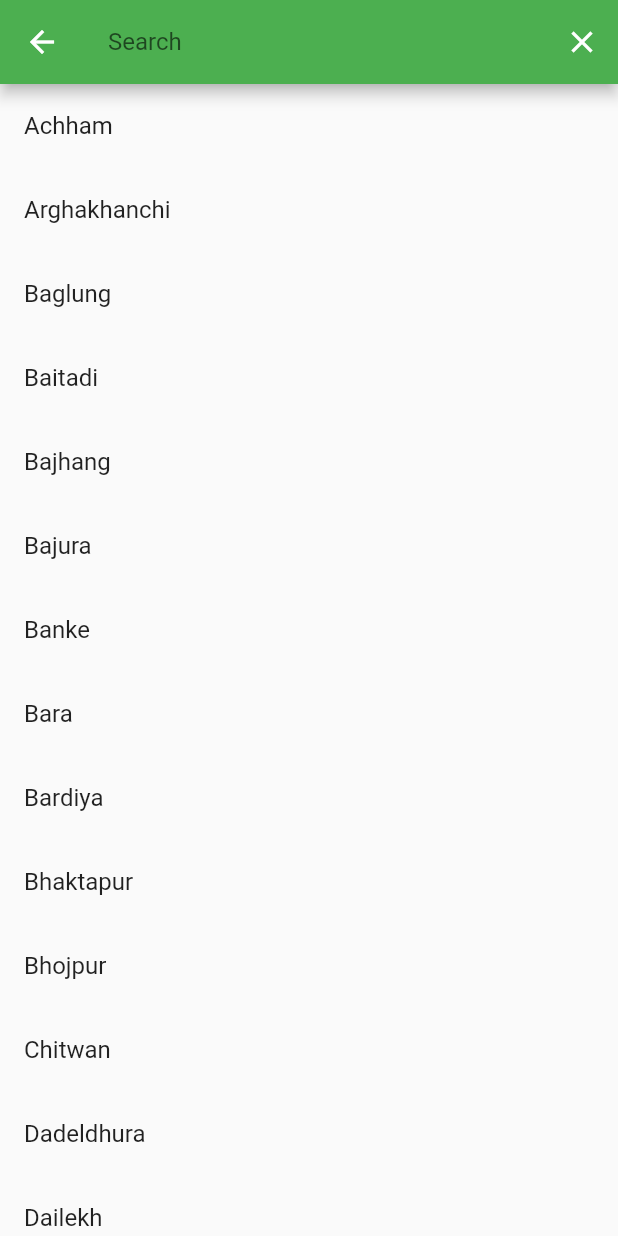
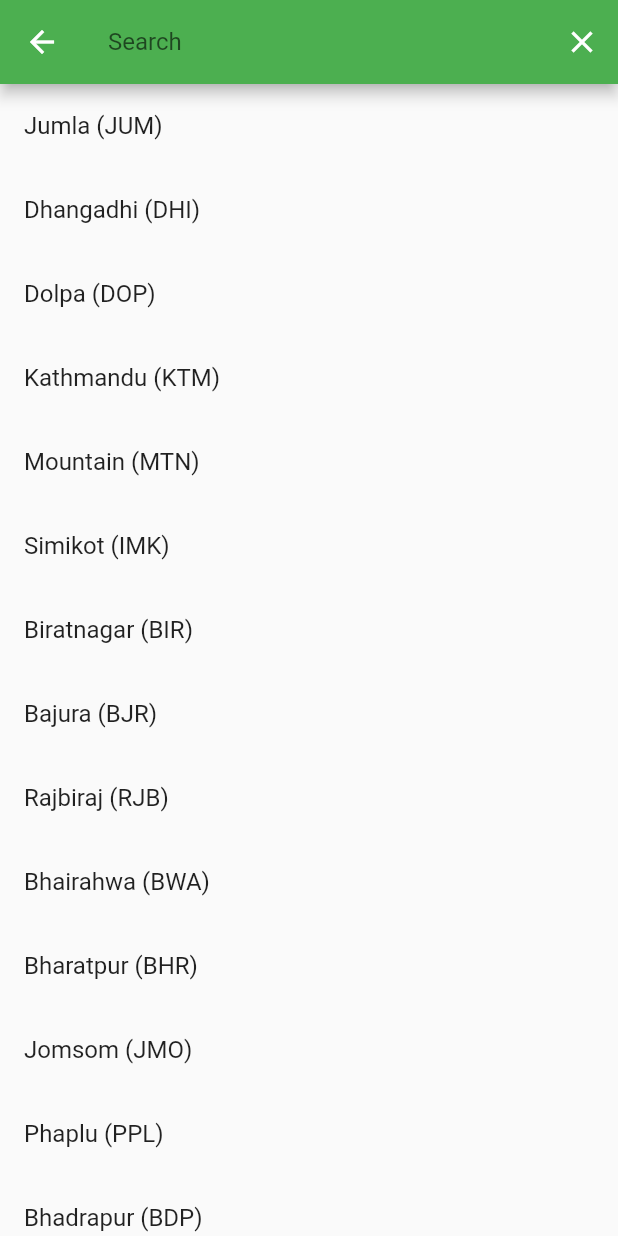
Before and after one commit to rajbahakdanyu/Khanepani_flutter, a Flutter app: the Airport screen opened directly, on a phone screen of 412 x 824 dp. Run offline on Flutter 3.47's test engine with Material 2 defaults, Android fonts, the phone set to English and light mode, and no system bars.

Commit message:
Added airport names in airport page

```diff
--- a/lib/pages/airports_page.dart
+++ b/lib/pages/airports_page.dart
@@ -11,96 +11,46 @@ class _AirportState extends State<Airport> {
   TextEditingController _searchController = new TextEditingController();
   List<String> _foundList = [];
 
-  List<String> _counterList = [
-    'Achham',
-    'Arghakhanchi',
-    'Baglung',
-    'Baitadi',
-    'Bajhang',
-    'Bajura',
-    'Banke',
-    'Bara',
-    'Bardiya',
-    'Bhaktapur',
-    'Bhojpur',
-    'Chitwan',
-    'Dadeldhura',
-    'Dailekh',
-    'Dang',
-    'Darchula',
-    'Dhading',
-    'Dhankuta',
-    'Dhanusa',
-    'Dolakha',
-    'Dolpa',
-    'Doti',
-    'Gorkha',
-    'Humla',
-    'Ilam',
-    'Jajarkot',
-    'Jhapa',
-    'Jumla',
-    'Kailali',
-    'Kalikot',
-    'Kanchanpur',
-    'Kapilvastu',
-    'Kaski',
-    'Kathmandu',
-    'Kavrepalanchok',
-    'Khotang',
-    'Lalitpur',
-    'Lamjung',
-    'Mahottari',
-    'Makwanpur',
-    'Manang',
-    'Morang',
-    'Mugu',
-    'Mustang',
-    'Myagdi',
-    'Nawalparasi',
-    'Nuwakot',
-    'Okhaldhunga',
-    'Palpa',
-    'Panchthar',
-    'Parbat',
-    'Parsa',
-    'Pyuthan',
-    'Ramechhap',
-    'Rasuwa',
-    'Rautahat',
-    'Rolpa',
-    'Rukum',
-    'Rupandehi',
-    'Salyan',
-    'Sankhuwasabha',
-    'Saptari',
-    'Sarlahi',
-    'Sindhuli',
-    'Sindhupalchok',
-    'Siraha',
-    'Solukhumbu',
-    'Sunsari',
-    'Surkhet',
-    'Syangja',
-    'Tanahu',
-    'Terhathum',
-    'Udayapur',
+  List<String> _airportList = [
+    'Jumla (JUM)',
+    'Dhangadhi (DHI)',
+    'Dolpa (DOP)',
+    'Kathmandu (KTM)',
+    'Mountain (MTN)',
+    'Simikot (IMK)',
+    'Biratnagar (BIR)',
+    'Bajura (BJR)',
+    'Rajbiraj (RJB)',
+    'Bhairahwa (BWA)',
+    'Bharatpur (BHR)',
+    'Jomsom (JMO)',
+    'Phaplu (PPL)',
+    'Bhadrapur (BDP)',
+    'Janakpur (JKR)',
+    'Simara (SIF)',
+    'Surkhet (SKH)',
+    'Tumlingtar (TMI)',
+    'Pokhara (PKR)',
+    'Ramechhap (RCH)',
+    'Nepalgunj (KEP)',
+    'Lukla (LUA)',
+    'Talcha (TAL)',
   ];
 
   @override
   initState() {
     super.initState();
 
-    _foundList = _counterList;
+    _foundList = _airportList;
   }
 
   void _runFilter(String enteredKeyword) {
     List<String> results = [];
 
     if (enteredKeyword.isEmpty) {
-      results = _counterList;
+      results = _airportList;
     } else {
-      results = _counterList
+      results = _airportList
           .where((place) =>
               place.toLowerCase().contains(enteredKeyword.toLowerCase()))
           .toList();
@@ -111,7 +61,7 @@ class _AirportState extends State<Airport> {
     });
   }
 
-  Widget counterBuilder() {
+  Widget airportBuilder() {
     return ListView.builder(
       itemCount: _foundList.length,
       itemBuilder: (context, index) {
@@ -148,7 +98,7 @@ class _AirportState extends State<Airport> {
         ],
       ),
       body: _foundList.length > 0
-          ? counterBuilder()
+          ? airportBuilder()
           : Center(
               child: Text(
                 'No results found',
```
